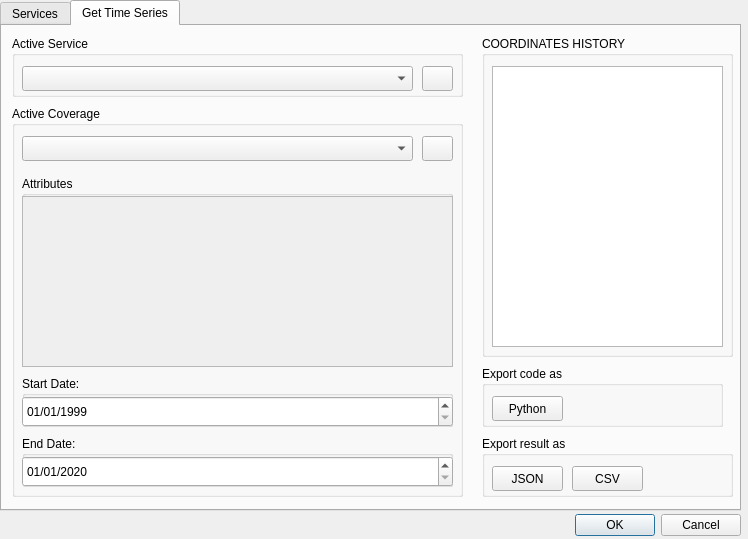
The window that wtss_plugin/wtss_qgis_dialog_base.ui (brazil-data-cube/wtss-qgis) describes before a commit, drawn with Qt 5.
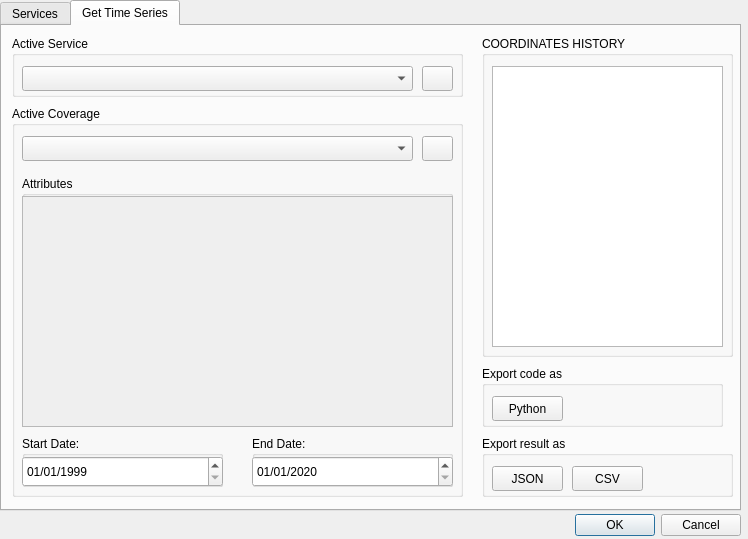
The same window after the commit. The open tabs and pages were chosen to show the change.

Commit message: [closes #33] Solving entry start and end date style

```diff
--- a/wtss_plugin/wtss_qgis_dialog_base.ui
+++ b/wtss_plugin/wtss_qgis_dialog_base.ui
@@ -265,7 +265,7 @@
         <x>10</x>
         <y>70</y>
         <width>431</width>
-        <height>191</height>
+        <height>251</height>
        </rect>
       </property>
       <property name="title">
@@ -277,7 +277,7 @@
          <x>0</x>
          <y>20</y>
          <width>431</width>
-         <height>171</height>
+         <height>231</height>
         </rect>
        </property>
        <property name="widgetResizable">
@@ -289,7 +289,7 @@
           <x>0</x>
           <y>0</y>
           <width>429</width>
-          <height>169</height>
+          <height>229</height>
          </rect>
         </property>
        </widget>
@@ -299,8 +299,8 @@
       <property name="geometry">
        <rect>
         <x>10</x>
-        <y>270</y>
-        <width>431</width>
+        <y>330</y>
+        <width>201</width>
         <height>51</height>
        </rect>
       </property>
@@ -312,7 +312,7 @@
         <rect>
          <x>0</x>
          <y>20</y>
-         <width>431</width>
+         <width>201</width>
          <height>31</height>
         </rect>
        </property>
@@ -334,9 +334,9 @@
      <widget class="QGroupBox" name="end_date_group">
       <property name="geometry">
        <rect>
-        <x>10</x>
+        <x>240</x>
         <y>330</y>
-        <width>431</width>
+        <width>201</width>
         <height>51</height>
        </rect>
       </property>
@@ -348,7 +348,7 @@
         <rect>
          <x>0</x>
          <y>20</y>
-         <width>431</width>
+         <width>201</width>
          <height>31</height>
         </rect>
        </property>
```
Left out of the diff: 2 changed lines with no effect on the pictures.
